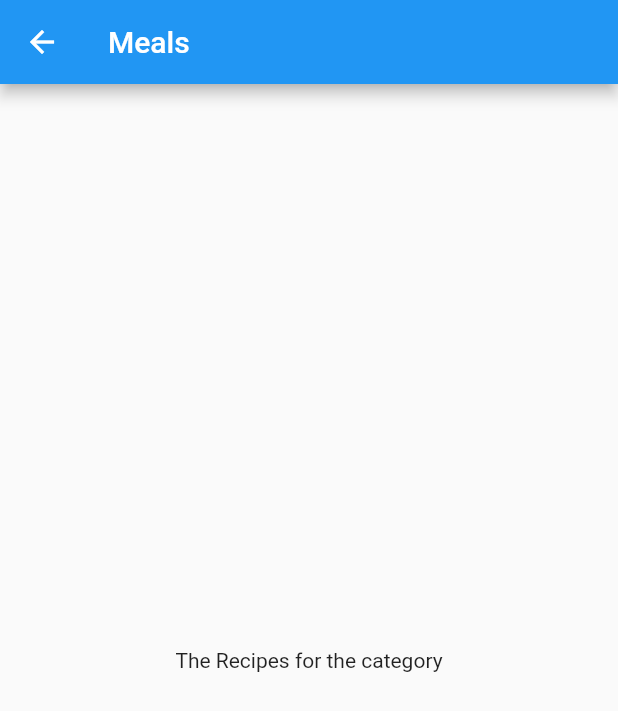
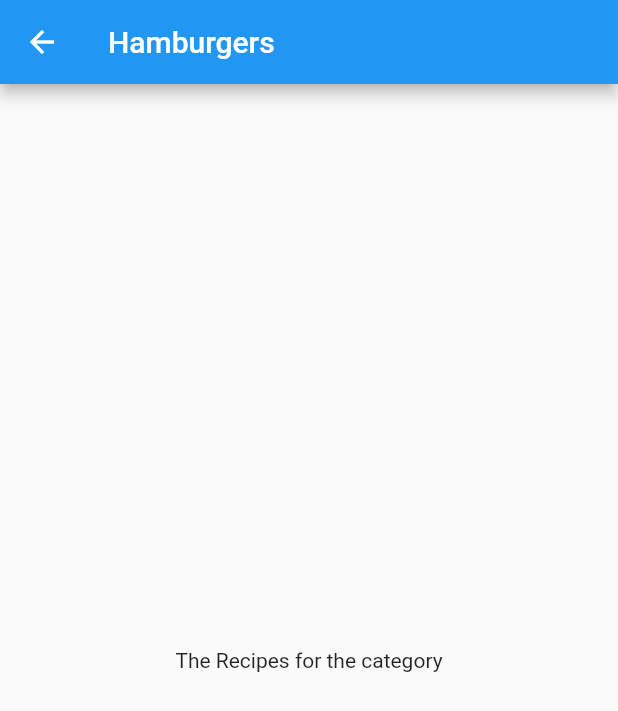
Before and after one commit to bishal5917/food_app, a Flutter app: the screen it shows after launch, after a tap on "Hamburgers", on a phone screen of 412 x 824 dp. Shown: the top 711 px of the screen. Run offline on Flutter 3.47's test engine with Material 2 defaults, Android fonts, the phone set to English and light mode, and no system bars.

```diff
--- a/lib/categories_screen.dart
+++ b/lib/categories_screen.dart
@@ -15,7 +15,7 @@ class CategoriesScreen extends StatelessWidget {
         padding: EdgeInsets.all(5),
         children: [
           ...(DUMMIES).map((catdata) {
-            return CategoryItem(catdata.title, catdata.color);
+            return CategoryItem(catdata.id, catdata.title, catdata.color);
           }).toList()
         ],
         gridDelegate: SliverGridDelegateWithMaxCrossAxisExtent(
--- a/lib/category_item.dart
+++ b/lib/category_item.dart
@@ -2,15 +2,20 @@ import 'package:flutter/material.dart';
 import 'package:food_app/category_meals_screen.dart';
 
 class CategoryItem extends StatelessWidget {
+  final String id;
   final String title;
   final Color color;
 
-  CategoryItem(this.title, this.color);
+  CategoryItem(this.id, this.title, this.color);
 
   void selectCategory(BuildContext ctx) {
-    Navigator.of(ctx).push(MaterialPageRoute(builder: (_) {
-      return CategoryMealsScreen();
-    }));
+    Navigator.of(ctx).pushNamed(
+      '/category_meals',
+      arguments: {
+        'id': id,
+        'title': title,
+      },
+    );
   }
 
   @override
--- a/lib/category_meals_screen.dart
+++ b/lib/category_meals_screen.dart
@@ -1,12 +1,14 @@
 import 'package:flutter/material.dart';
 
 class CategoryMealsScreen extends StatelessWidget {
-  const CategoryMealsScreen({super.key});
-
   @override
   Widget build(BuildContext context) {
+    final routeArgs =
+        ModalRoute.of(context)!.settings.arguments as Map<String, String>;
+    final catTitle = routeArgs['title'];
+
     return Scaffold(
-      appBar: AppBar(title: Text('Meals')),
+      appBar: AppBar(title: Text(catTitle as String)),
       body: Center(child: Text('The Recipes for the category')),
     );
   }
--- a/lib/main.dart
+++ b/lib/main.dart
@@ -1,5 +1,6 @@
 import 'package:flutter/material.dart';
 import 'package:food_app/categories_screen.dart';
+import 'package:food_app/category_meals_screen.dart';
 
 void main() {
   runApp(const MyApp());
@@ -14,6 +15,9 @@ class MyApp extends StatelessWidget {
         theme: ThemeData(
           primarySwatch: Colors.blue,
         ),
-        home: CategoriesScreen());
+        home: CategoriesScreen(),
+        routes: {
+          '/category_meals':(ctx)=>CategoryMealsScreen()
+        },);
   }
 }
```
